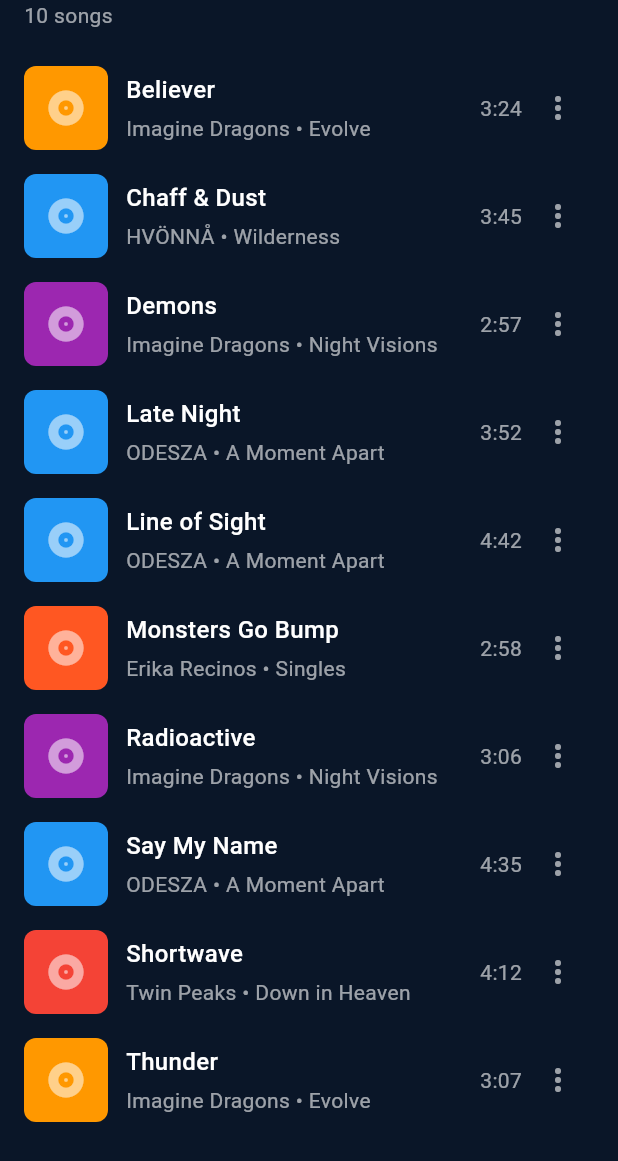
After one commit to OpyrusDevOp/BetterTune, a Flutter app: the SongsScreen screen opened directly, on a phone screen of 412 x 824 dp. The commit adds this screen. Shown: the top 1161 px of the screen. Run offline on Flutter 3.47's test engine with Material 3 defaults, Android fonts, the phone set to English and light mode, and no system bars.

Commit message:
Set: Songs list screen

```diff
--- /dev/null
+++ b/lib/components/song_list_item.dart
@@ -0,0 +1,80 @@
+import 'package:flutter/material.dart';
+import '../datas/song.dart';
+
+class SongListItem extends StatelessWidget {
+  final Song song;
+  final VoidCallback onTap;
+
+  const SongListItem({super.key, required this.song, required this.onTap});
+
+  @override
+  Widget build(BuildContext context) {
+    return InkWell(
+      onTap: onTap,
+      child: Padding(
+        padding: const EdgeInsets.symmetric(horizontal: 16.0, vertical: 8.0),
+        child: Row(
+          children: [
+            // Album Art
+            ClipRRect(
+              borderRadius: BorderRadius.circular(8),
+              child: Container(
+                width: 56,
+                height: 56,
+                color: song.albumColor,
+                child: const Icon(Icons.album, color: Colors.white54, size: 28),
+              ),
+            ),
+            const SizedBox(width: 12),
+
+            // Song Info
+            Expanded(
+              child: Column(
+                crossAxisAlignment: CrossAxisAlignment.start,
+                children: [
+                  Text(
+                    song.title,
+                    style: const TextStyle(
+                      color: Colors.white,
+                      fontSize: 16,
+                      fontWeight: FontWeight.w500,
+                    ),
+                    maxLines: 1,
+                    overflow: TextOverflow.ellipsis,
+                  ),
+                  const SizedBox(height: 4),
+                  Text(
+                    '${song.artist} • ${song.album}',
+                    style: TextStyle(
+                      color: Colors.white.withOpacity(0.6),
+                      fontSize: 14,
+                    ),
+                    maxLines: 1,
+                    overflow: TextOverflow.ellipsis,
+                  ),
+                ],
+              ),
+            ),
+
+            // Duration
+            Text(
+              song.duration,
+              style: TextStyle(
+                color: Colors.white.withOpacity(0.6),
+                fontSize: 14,
+              ),
+            ),
+
+            // More Options
+            IconButton(
+              icon: Icon(Icons.more_vert, color: Colors.white.withOpacity(0.6)),
+              onPressed: () {
+                // Show options menu
+              },
+            ),
+          ],
+        ),
+      ),
+    );
+  }
+}
--- /dev/null
+++ b/lib/datas/song.dart
@@ -0,0 +1,17 @@
+import 'dart:ui';
+
+class Song {
+  final String title;
+  final String artist;
+  final String album;
+  final String duration;
+  final Color albumColor;
+
+  Song({
+    required this.title,
+    required this.artist,
+    required this.album,
+    required this.duration,
+    required this.albumColor,
+  });
+}
--- /dev/null
+++ b/lib/screens/songs_screen.dart
@@ -0,0 +1,230 @@
+import 'package:flutter/material.dart';
+
+import '../components/song_list_item.dart';
+import '../datas/song.dart';
+
+class SongsScreen extends StatefulWidget {
+  const SongsScreen({super.key});
+
+  @override
+  State<SongsScreen> createState() => _SongsScreenState();
+}
+
+class _SongsScreenState extends State<SongsScreen> {
+  String _sortBy = 'title'; // title, artist, album, duration
+  bool _isAscending = true;
+
+  final List<Song> _songs = [
+    Song(
+      title: 'Believer',
+      artist: 'Imagine Dragons',
+      album: 'Evolve',
+      duration: '3:24',
+      albumColor: Colors.orange,
+    ),
+    Song(
+      title: 'Shortwave',
+      artist: 'Twin Peaks',
+      album: 'Down in Heaven',
+      duration: '4:12',
+      albumColor: Colors.red,
+    ),
+    Song(
+      title: 'Chaff & Dust',
+      artist: 'HVÖNNÅ',
+      album: 'Wilderness',
+      duration: '3:45',
+      albumColor: Colors.blue,
+    ),
+    Song(
+      title: 'Monsters Go Bump',
+      artist: 'Erika Recinos',
+      album: 'Singles',
+      duration: '2:58',
+      albumColor: Colors.deepOrange,
+    ),
+    Song(
+      title: 'Thunder',
+      artist: 'Imagine Dragons',
+      album: 'Evolve',
+      duration: '3:07',
+      albumColor: Colors.orange,
+    ),
+    Song(
+      title: 'Radioactive',
+      artist: 'Imagine Dragons',
+      album: 'Night Visions',
+      duration: '3:06',
+      albumColor: Colors.purple,
+    ),
+    Song(
+      title: 'Say My Name',
+      artist: 'ODESZA',
+      album: 'A Moment Apart',
+      duration: '4:35',
+      albumColor: Colors.blue,
+    ),
+    Song(
+      title: 'Line of Sight',
+      artist: 'ODESZA',
+      album: 'A Moment Apart',
+      duration: '4:42',
+      albumColor: Colors.blue,
+    ),
+    Song(
+      title: 'Demons',
+      artist: 'Imagine Dragons',
+      album: 'Night Visions',
+      duration: '2:57',
+      albumColor: Colors.purple,
+    ),
+    Song(
+      title: 'Late Night',
+      artist: 'ODESZA',
+      album: 'A Moment Apart',
+      duration: '3:52',
+      albumColor: Colors.blue,
+    ),
+  ];
+
+  List<Song> get _sortedSongs {
+    final sorted = List<Song>.from(_songs);
+
+    switch (_sortBy) {
+      case 'title':
+        sorted.sort((a, b) => a.title.compareTo(b.title));
+        break;
+      case 'artist':
+        sorted.sort((a, b) => a.artist.compareTo(b.artist));
+        break;
+      case 'album':
+        sorted.sort((a, b) => a.album.compareTo(b.album));
+        break;
+      case 'duration':
+        sorted.sort((a, b) => a.duration.compareTo(b.duration));
+        break;
+    }
+
+    if (!_isAscending) {
+      return sorted.reversed.toList();
+    }
+
+    return sorted;
+  }
+
+  void _showSortOptions() {
+    showModalBottomSheet(
+      context: context,
+      backgroundColor: const Color(0xFF1A2332),
+      shape: const RoundedRectangleBorder(
+        borderRadius: BorderRadius.vertical(top: Radius.circular(20)),
+      ),
+      builder: (context) => Container(
+        padding: const EdgeInsets.symmetric(vertical: 20),
+        child: Column(
+          mainAxisSize: MainAxisSize.min,
+          children: [
+            const Padding(
+              padding: EdgeInsets.only(bottom: 16),
+              child: Text(
+                'Sort by',
+                style: TextStyle(
+                  color: Colors.white,
+                  fontSize: 18,
+                  fontWeight: FontWeight.bold,
+                ),
+              ),
+            ),
+            _buildSortOption('Title', 'title'),
+            _buildSortOption('Artist', 'artist'),
+            _buildSortOption('Album', 'album'),
+            _buildSortOption('Duration', 'duration'),
+            const Divider(color: Colors.white24, height: 32),
+            ListTile(
+              leading: Icon(
+                _isAscending ? Icons.arrow_upward : Icons.arrow_downward,
+                color: Colors.white,
+              ),
+              title: Text(
+                _isAscending ? 'Ascending' : 'Descending',
+                style: const TextStyle(color: Colors.white),
+              ),
+              onTap: () {
+                setState(() {
+                  _isAscending = !_isAscending;
+                });
+                Navigator.pop(context);
+              },
+            ),
+          ],
+        ),
+      ),
+    );
+  }
+
+  Widget _buildSortOption(String label, String value) {
+    return ListTile(
+      leading: RadioGroup<String>(
+        groupValue: _sortBy,
+        onChanged: (val) {
+          setState(() {
+            _sortBy = val!;
+          });
+          Navigator.pop(context);
+        },
+        child: Text(value),
+      ),
+      title: Text(label, style: const TextStyle(color: Colors.white)),
+      onTap: () {
+        setState(() {
+          _sortBy = value;
+        });
+        Navigator.pop(context);
+      },
+    );
+  }
+
+  @override
+  Widget build(BuildContext context) {
+    return Scaffold(
+      body: SafeArea(
+        child: Column(
+          children: [
+            Padding(
+              padding: const EdgeInsets.symmetric(horizontal: 16.0),
+              child: Row(
+                children: [
+                  Text(
+                    '${_songs.length} songs',
+                    style: TextStyle(
+                      color: Colors.white.withOpacity(0.6),
+                      fontSize: 14,
+                    ),
+                  ),
+                ],
+              ),
+            ),
+
+            const SizedBox(height: 16),
+
+            // Songs List
+            Expanded(
+              child: ListView.builder(
+                itemCount: _sortedSongs.length,
+                itemBuilder: (context, index) {
+                  final song = _sortedSongs[index];
+                  return SongListItem(
+                    song: song,
+                    onTap: () {
+                      // Navigate to player screen
+                    },
+                  );
+                },
+              ),
+            ),
+          ],
+        ),
+      ),
+    );
+  }
+}
--- a/lib/screens/welcome_screen.dart
+++ b/lib/screens/welcome_screen.dart
@@ -1,5 +1,6 @@
 import 'package:bettertune/screens/home_screen.dart';
 import 'package:bettertune/screens/player_screen.dart';
+import 'package:bettertune/screens/songs_screen.dart';
 import 'package:flutter/material.dart';
 
 class WelcomeScreen extends StatefulWidget {
@@ -14,7 +15,13 @@
   int _selectedIndex = 0;
   late AnimationController _animationController;
 
-  static List<Widget> pages = [HomeScreen()];
+  static List<Widget> pages = [
+    HomeScreen(),
+    SongsScreen(),
+    SongsScreen(),
+    SongsScreen(),
+    SongsScreen(),
+  ];
   @override
   void initState() {
     _animationController = AnimationController(
@@ -53,7 +60,7 @@
         body: Builder(
           builder: (context) => Padding(
             padding: const EdgeInsetsDirectional.only(top: 20),
-            child: pages[0],
+            child: pages[_selectedIndex],
           ),
         ),
         drawer: Drawer(
@@ -87,11 +94,11 @@
                   ),
                 ),
               ),
-              createDrawerOption('Songs', 0, Icons.music_note),
-              createDrawerOption('Playlists', 1, Icons.playlist_play),
+              createDrawerOption('Accueil', 0, Icons.home),
+              createDrawerOption('Songs', 1, Icons.music_note),
               createDrawerOption('Albums', 2, Icons.album),
               createDrawerOption('Artists', 3, Icons.person),
-              createDrawerOption('Genres', 4, Icons.music_note),
+              createDrawerOption('Playlists', 4, Icons.playlist_play),
             ],
           ),
         ),
```
